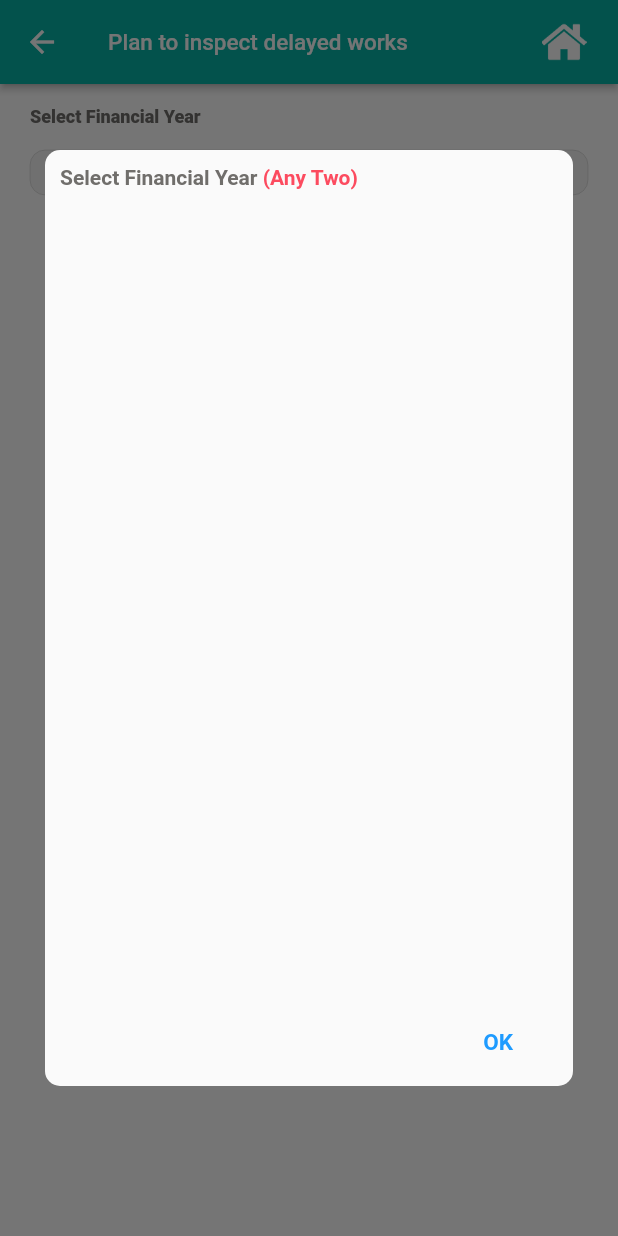
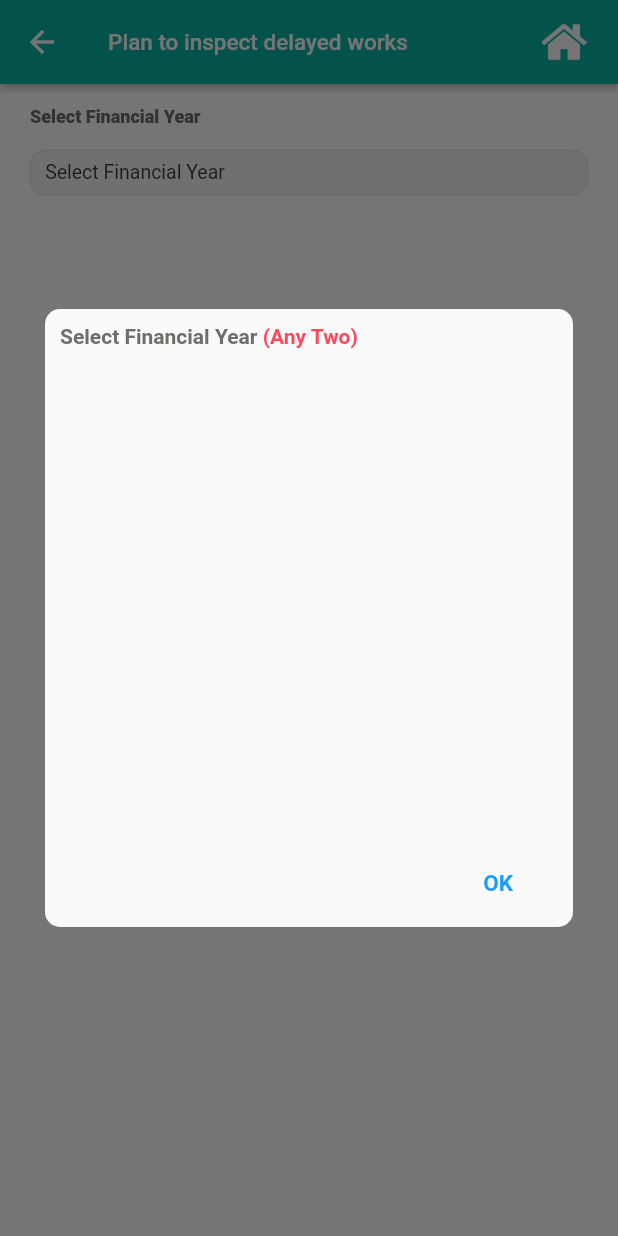
Before and after one commit to KaviAndroid/inspectionflutter, a Flutter app: the DelayedWorkFilterScreen screen opened directly, after a tap on "Select Financial Year", on a phone screen of 412 x 824 dp. Run offline on Flutter 3.47's test engine with Material 2 defaults, Android fonts, the phone set to English and light mode, and no system bars; our stand-ins replace awesome_notifications, calendar_date_picker2, device_info, dropdown_button2, flutter_spinkit, flutter_staggered_animations and 14 more; missing offline and left inert: dart:ffi, dart_jsonwebtoken, encrypt, open_settings, syncfusion_flutter_pdfviewer; accounts and stored records are empty; statements that could not run were skipped.

Commit message:
Financial year (widget height) customization added.

```diff
--- a/lib/Layout/Multiple_CheckBox.dart
+++ b/lib/Layout/Multiple_CheckBox.dart
@@ -74,7 +74,11 @@ class _FlutterLimitedCheckboxState extends State<FlutterCustomCheckbox> {
     return Container(
         margin: widget.message == s.select_scheme
             ? EdgeInsets.all(20)
-            : EdgeInsets.only(left: 30, right: 30, bottom: 100, top: 100),
+            : EdgeInsets.only(
+                left: 30,
+                right: 30,
+                top: MediaQuery.of(context).size.height / 4,
+                bottom: MediaQuery.of(context).size.height / 4),
         child: Material(
             shape: RoundedRectangleBorder(
               borderRadius: BorderRadius.circular(10.0),
```
